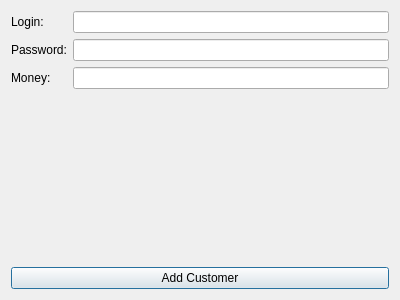
Qt form OrderTickets/addcustomerform.ui (N3wm1e/Hustle_Rep) before a commit.
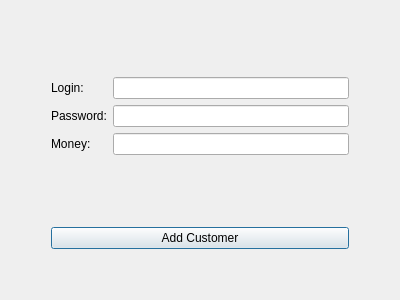
The same form after that commit.

What changed in the file:
```diff
--- a/OrderTickets/addcustomerform.ui
+++ b/OrderTickets/addcustomerform.ui
@@ -13,9 +13,35 @@
   <property name="windowTitle">
    <string>Dialog</string>
   </property>
-  <layout class="QVBoxLayout" name="verticalLayout">
-   <item>
+  <layout class="QGridLayout" name="gridLayout">
+   <item row="1" column="0">
+    <spacer name="horizontalSpacer">
+     <property name="orientation">
+      <enum>Qt::Horizontal</enum>
+     </property>
+     <property name="sizeType">
+      <enum>QSizePolicy::Minimum</enum>
+     </property>
+     <property name="sizeHint" stdset="0">
+      <size>
+       <width>40</width>
+       <height>20</height>
+      </size>
+     </property>
+    </spacer>
+   </item>
+   <item row="4" column="1">
+    <widget class="QPushButton" name="addCustomerButton">
+     <property name="text">
+      <string>Add Customer</string>
+     </property>
+    </widget>
+   </item>
+   <item row="1" column="1">
     <layout class="QFormLayout" name="formLayout">
+     <property name="formAlignment">
+      <set>Qt::AlignCenter</set>
+     </property>
      <item row="0" column="0">
       <widget class="QLabel" name="loginLabel">
        <property name="text">
@@ -48,12 +74,69 @@
      </item>
     </layout>
    </item>
-   <item>
-    <widget class="QPushButton" name="addCustomerButton">
-     <property name="text">
-      <string>Add Customer</string>
+   <item row="0" column="1">
+    <spacer name="verticalSpacer_2">
+     <property name="orientation">
+      <enum>Qt::Vertical</enum>
      </property>
-    </widget>
+     <property name="sizeType">
+      <enum>QSizePolicy::Minimum</enum>
+     </property>
+     <property name="sizeHint" stdset="0">
+      <size>
+       <width>20</width>
+       <height>40</height>
+      </size>
+     </property>
+    </spacer>
+   </item>
+   <item row="1" column="2">
+    <spacer name="horizontalSpacer_2">
+     <property name="orientation">
+      <enum>Qt::Horizontal</enum>
+     </property>
+     <property name="sizeType">
+      <enum>QSizePolicy::Minimum</enum>
+     </property>
+     <property name="sizeHint" stdset="0">
+      <size>
+       <width>40</width>
+       <height>20</height>
+      </size>
+     </property>
+    </spacer>
+   </item>
+   <item row="5" column="1">
+    <spacer name="verticalSpacer">
+     <property name="orientation">
+      <enum>Qt::Vertical</enum>
+     </property>
+     <property name="sizeType">
+      <enum>QSizePolicy::Minimum</enum>
+     </property>
+     <property name="sizeHint" stdset="0">
+      <size>
+       <width>20</width>
+       <height>40</height>
+      </size>
+     </property>
+    </spacer>
+   </item>
+   <item row="3" column="1">
+    <spacer name="verticalSpacer_3">
+     <property name="orientation">
+      <enum>Qt::Vertical</enum>
+     </property>
+     <property name="sizeType">
+      <enum>QSizePolicy::Minimum</enum>
+     </property>
+     <property name="sizeHint" stdset="0">
+      <size>
+       <width>20</width>
+       <height>40</height>
+      </size>
+     </property>
+    </spacer>
    </item>
   </layout>
  </widget>
```
